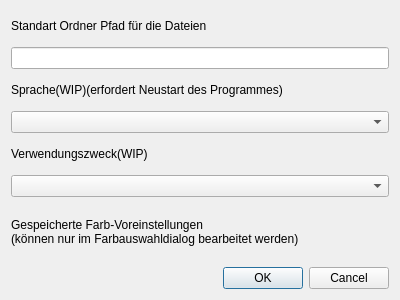
Qt form settingsdialog.ui (AwesomeTextEdtor/Texteditor) before a commit.
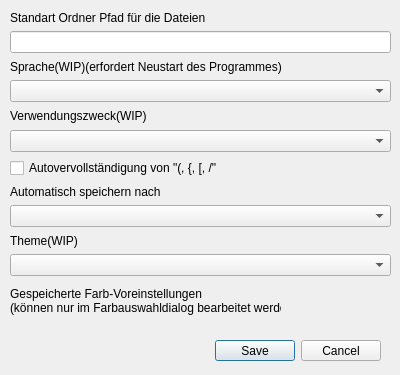
The same form after that commit.

The edit to the form file:
```diff
--- a/settingsdialog.ui
+++ b/settingsdialog.ui
@@ -7,16 +7,56 @@
     <x>0</x>
     <y>0</y>
     <width>400</width>
-    <height>300</height>
+    <height>375</height>
    </rect>
   </property>
   <property name="windowTitle">
    <string>Einstellungen</string>
   </property>
+  <widget class="QDialogButtonBox" name="buttonBox">
+   <property name="geometry">
+    <rect>
+     <x>10</x>
+     <y>340</y>
+     <width>371</width>
+     <height>21</height>
+    </rect>
+   </property>
+   <property name="orientation">
+    <enum>Qt::Horizontal</enum>
+   </property>
+   <property name="standardButtons">
+    <set>QDialogButtonBox::Cancel|QDialogButtonBox::Save</set>
+   </property>
+   <property name="centerButtons">
+    <bool>false</bool>
+   </property>
+  </widget>
+  <widget class="QLabel" name="label_4">
+   <property name="geometry">
+    <rect>
+     <x>10</x>
+     <y>280</y>
+     <width>271</width>
+     <height>41</height>
+    </rect>
+   </property>
+   <property name="text">
+    <string>Gespeicherte Farb-Voreinstellungen
+(können nur im Farbauswahldialog bearbeitet werden)</string>
+   </property>
+  </widget>
+  <widget class="QWidget" name="layoutWidget">
+   <property name="geometry">
+    <rect>
+     <x>10</x>
+     <y>10</y>
+     <width>381</width>
+     <height>266</height>
+    </rect>
+   </property>
   <layout class="QVBoxLayout" name="verticalLayout_5">
    <item>
-    <layout class="QVBoxLayout" name="verticalLayout_4">
-     <item>
       <layout class="QVBoxLayout" name="verticalLayout">
        <item>
         <widget class="QLabel" name="label">
@@ -63,26 +103,42 @@
       </layout>
      </item>
      <item>
-      <widget class="QLabel" name="label_4">
+     <widget class="QCheckBox" name="checkBox">
        <property name="text">
-        <string>Gespeicherte Farb-Voreinstellungen
-(können nur im Farbauswahldialog bearbeitet werden)</string>
+       <string>Autovervollständigung von &quot;(, {, [, /&quot;</string>
        </property>
       </widget>
      </item>
      <item>
-      <widget class="QDialogButtonBox" name="buttonBox">
-       <property name="orientation">
-        <enum>Qt::Horizontal</enum>
-       </property>
-       <property name="standardButtons">
-        <set>QDialogButtonBox::Cancel|QDialogButtonBox::Ok</set>
+     <layout class="QVBoxLayout" name="verticalLayout_4">
+      <item>
+       <widget class="QLabel" name="label_5">
+        <property name="text">
+         <string>Automatisch speichern nach</string>
+        </property>
+       </widget>
+      </item>
+      <item>
+       <widget class="QComboBox" name="comboBox_3"/>
+      </item>
+     </layout>
+    </item>
+    <item>
+     <layout class="QVBoxLayout" name="verticalLayout_6">
+      <item>
+       <widget class="QLabel" name="label_6">
+        <property name="text">
+         <string>Theme(WIP)</string>
        </property>
       </widget>
      </item>
+      <item>
+       <widget class="QComboBox" name="comboBox_4"/>
+      </item>
     </layout>
    </item>
   </layout>
+  </widget>
  </widget>
  <resources/>
  <connections>
```
Lines whose indentation alone changed are shown as unchanged.
